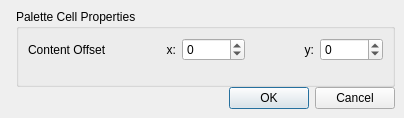
musescore/musescore-old, file mscore/mscore/cellproperties.ui: the form before one commit.
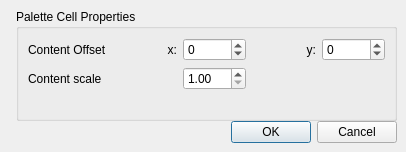
The form after the commit. Icons and pictures are not drawn.

Diff of the .ui file:
```diff
--- a/mscore/mscore/cellproperties.ui
+++ b/mscore/mscore/cellproperties.ui
@@ -6,8 +6,8 @@
    <rect>
     <x>0</x>
     <y>0</y>
-    <width>404</width>
-    <height>118</height>
+    <width>406</width>
+    <height>152</height>
    </rect>
   </property>
   <property name="windowTitle">
@@ -49,27 +49,15 @@
        <property name="flat">
         <bool>false</bool>
        </property>
-       <layout class="QVBoxLayout" name="verticalLayout_2">
-        <item>
-         <layout class="QHBoxLayout" name="horizontalLayout_2">
-          <item>
+       <layout class="QGridLayout" name="gridLayout">
+        <item row="0" column="0">
            <widget class="QLabel" name="label">
             <property name="text">
              <string>Content Offset</string>
             </property>
            </widget>
           </item>
-          <item>
-           <widget class="QLabel" name="label_2">
-            <property name="text">
-             <string>x:</string>
-            </property>
-            <property name="alignment">
-             <set>Qt::AlignRight|Qt::AlignTrailing|Qt::AlignVCenter</set>
-            </property>
-           </widget>
-          </item>
-          <item>
+        <item row="0" column="2">
            <widget class="QSpinBox" name="xoffset">
             <property name="minimum">
              <number>-1000</number>
@@ -79,29 +67,7 @@
             </property>
            </widget>
           </item>
-          <item>
-           <widget class="QLabel" name="label_4">
-            <property name="text">
-             <string>y:</string>
-            </property>
-            <property name="alignment">
-             <set>Qt::AlignRight|Qt::AlignTrailing|Qt::AlignVCenter</set>
-            </property>
-           </widget>
-          </item>
-          <item>
-           <widget class="QSpinBox" name="yoffset">
-            <property name="minimum">
-             <number>-1000</number>
-            </property>
-            <property name="maximum">
-             <number>1000</number>
-            </property>
-           </widget>
-          </item>
-         </layout>
-        </item>
-        <item>
+        <item row="2" column="0" alignment="Qt::AlignHCenter">
          <spacer name="verticalSpacer">
           <property name="orientation">
            <enum>Qt::Vertical</enum>
@@ -114,6 +80,53 @@
           </property>
          </spacer>
         </item>
+        <item row="0" column="3">
+         <widget class="QLabel" name="label_4">
+          <property name="text">
+           <string>y:</string>
+          </property>
+          <property name="alignment">
+           <set>Qt::AlignRight|Qt::AlignTrailing|Qt::AlignVCenter</set>
+          </property>
+         </widget>
+        </item>
+        <item row="0" column="4">
+         <widget class="QSpinBox" name="yoffset">
+          <property name="minimum">
+           <number>-1000</number>
+          </property>
+          <property name="maximum">
+           <number>1000</number>
+          </property>
+         </widget>
+        </item>
+        <item row="0" column="1">
+         <widget class="QLabel" name="label_2">
+          <property name="text">
+           <string>x:</string>
+          </property>
+          <property name="alignment">
+           <set>Qt::AlignRight|Qt::AlignTrailing|Qt::AlignVCenter</set>
+          </property>
+         </widget>
+        </item>
+        <item row="1" column="0">
+         <widget class="QLabel" name="label_5">
+          <property name="text">
+           <string>Content scale</string>
+          </property>
+         </widget>
+        </item>
+        <item row="1" column="2">
+         <widget class="QDoubleSpinBox" name="scale">
+          <property name="minimum">
+           <double>1.000000000000000</double>
+          </property>
+          <property name="singleStep">
+           <double>2.000000000000000</double>
+          </property>
+         </widget>
+        </item>
        </layout>
       </widget>
      </item>
```
Lines whose indentation alone changed are shown as unchanged.
